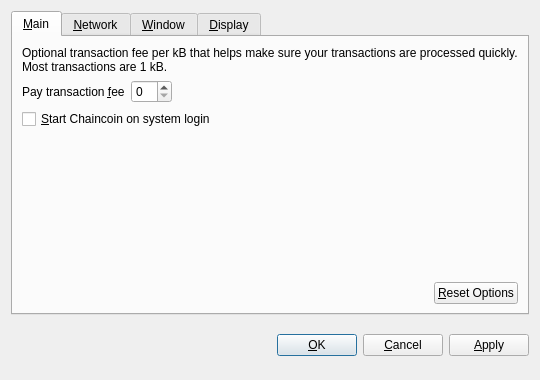
This is src/qt/forms/optionsdialog.ui in BlueCoin/PiastreCoin as Qt 5 draws it before an edit. The edited form follows.
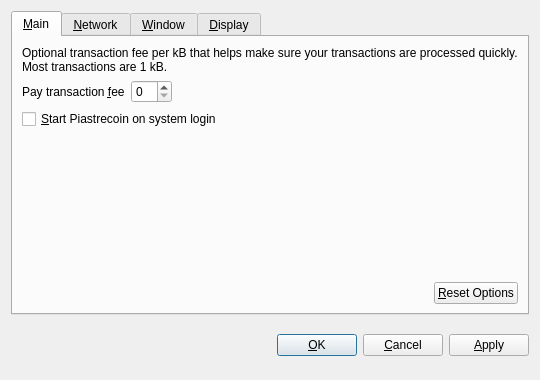
This is the edited form. Custom widgets are drawn as their Qt base class.

```diff
--- a/src/qt/forms/optionsdialog.ui
+++ b/src/qt/forms/optionsdialog.ui
@@ -82,7 +82,7 @@
           <string>Automatically start Chaincoin after logging in to the system.</string>
          </property>
          <property name="text">
-          <string>&amp;Start Chaincoin on system login</string>
+          <string>&amp;Start Piastrecoin on system login</string>
          </property>
         </widget>
        </item>
```
Left out of the diff: 10 changed lines with no effect on the pictures.
